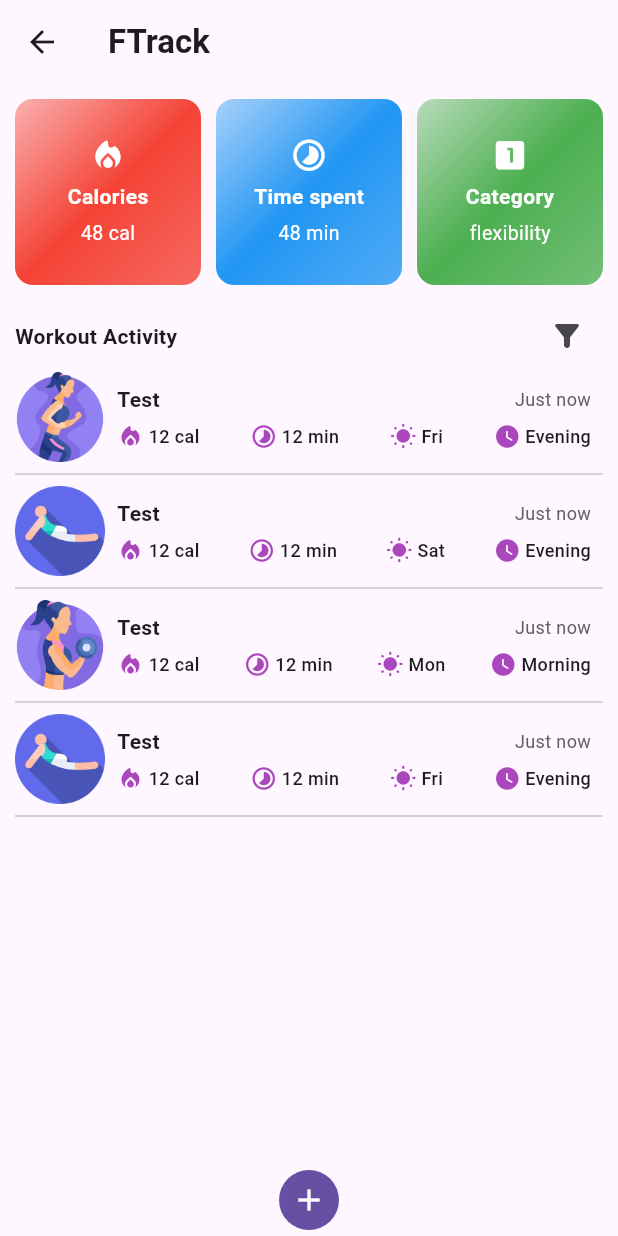
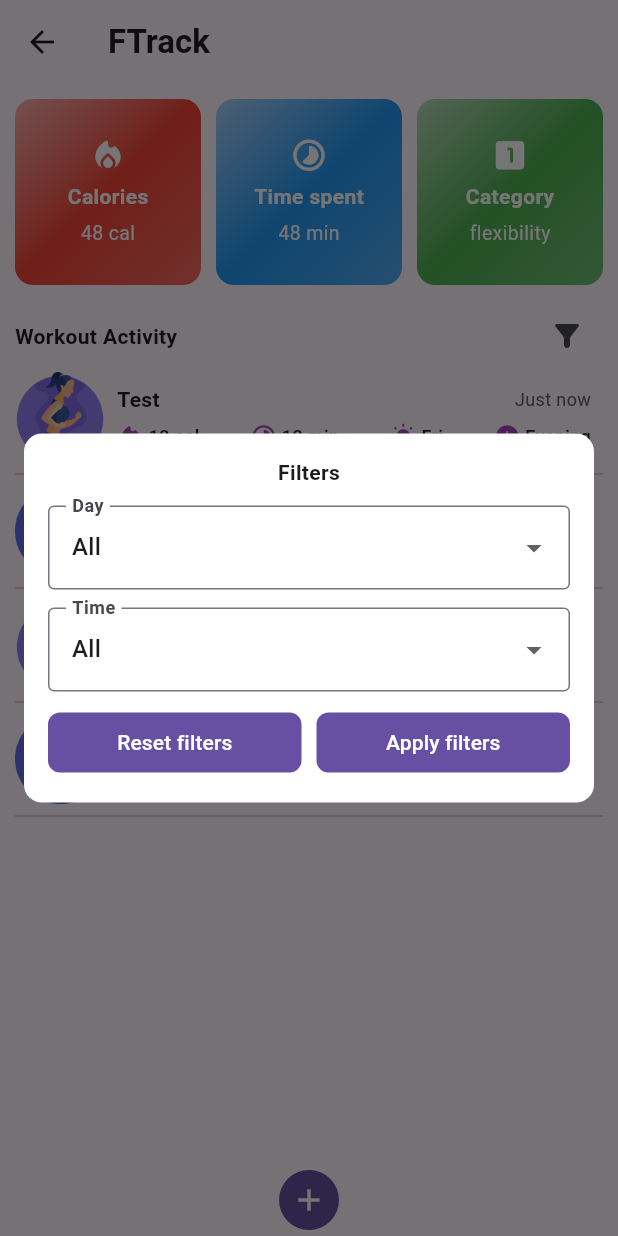
Before and after one commit to Siddhartha-machi/f-tracker, a Flutter app: the UiEnchancedApp screen opened directly, after a tap on the "filter alt" icon, on a phone screen of 412 x 824 dp. Run offline on Flutter 3.47's test engine with Material 3 defaults, Android fonts, the light colour scheme and no system bars; drawn by our look-alikes of flutter_form_builder; our stand-ins replace form_builder_validators.

Commit message:
Added acctivity items filter feature.

```diff
--- a/f_tracker_app/lib/UIFeatures/formatoms/enum_dropdown.dart
+++ b/f_tracker_app/lib/UIFeatures/formatoms/enum_dropdown.dart
@@ -19,7 +19,7 @@ class EnumDropdown<T extends Enum> extends StatelessWidget {
   final GlobalKey<FormBuilderState> formKey;
 
   T get _initialValue {
-    T? stateInitValue = formKey.currentState?.initialValue[label];
+    T? stateInitValue = formKey.currentState?.initialValue[accessKey];
 
     return Global.isSafe(stateInitValue) ? stateInitValue! : options[0];
   }
--- a/f_tracker_app/lib/UIFeatures/main_tabs.dart
+++ b/f_tracker_app/lib/UIFeatures/main_tabs.dart
@@ -6,6 +6,8 @@ import 'package:f_tracker_app/UIFeatures/screens/home_screen.dart';
 import 'package:f_tracker_app/UIFeatures/models.dart';
 import 'package:f_tracker_app/UIFeatures/atoms/custom_bottom_sheet.dart';
 import 'package:f_tracker_app/UIFeatures/formatoms/add_workout_form.dart';
+import 'package:f_tracker_app/UIFeatures/atoms/custom_button.dart';
+import 'package:f_tracker_app/UIFeatures/formatoms/enum_dropdown.dart';
 
 class UiEnchancedApp extends StatefulWidget {
   const UiEnchancedApp({super.key});
@@ -50,7 +52,13 @@ class _EnhancedFeatureState extends State<UiEnchancedApp> {
     ),
   ];
 
+  Map<String, Enum> filters = {
+    'filter-day': FilterWeekday.all,
+    'filter-time': FilterDayShift.all
+  };
+
   final formKey = GlobalKey<FormBuilderState>();
+  final filtersFormKey = GlobalKey<FormBuilderState>();
 
   void addToActivityItems(CWorkoutActivity item) {
     setState(() {
@@ -65,6 +73,13 @@ class _EnhancedFeatureState extends State<UiEnchancedApp> {
     });
   }
 
+  void setFiltersHandler(Map<String, Enum> newFilter) {
+    setState(() {
+      filters = newFilter;
+    });
+    Navigator.of(context).pop();
+  }
+
   void _showAddTrackerItemSheet(BuildContext ctx, {CWorkoutActivity? item}) {
     showModalBottomSheet(
       context: ctx,
@@ -77,6 +92,113 @@ class _EnhancedFeatureState extends State<UiEnchancedApp> {
         );
       },
     );
+  }
+
+  _showFiltersDialog(BuildContext context) {
+    applyFiltersHandler() {
+      filtersFormKey.currentState?.save();
+      setFiltersHandler({
+        'filter-day':
+            filtersFormKey.currentState?.fields['filter-day']?.value as Enum,
+        'filter-time':
+            filtersFormKey.currentState?.fields['filter-time']?.value as Enum,
+      });
+    }
+
+    resetFiltersHandler() {
+      setFiltersHandler(
+        {
+          'filter-day': FilterWeekday.all,
+          'filter-time': FilterDayShift.all,
+        },
+      );
+      // Navigator.of(context).pop();
+    }
+
+    showDialog(
+      context: context,
+      builder: (ctx) => Padding(
+        padding: const EdgeInsets.symmetric(horizontal: 16.0),
+        child: Material(
+          color: Colors.transparent,
+          child: Center(
+            child: Container(
+              padding: const EdgeInsets.all(16.0),
+              decoration: BoxDecoration(
+                color: Colors.white,
+                borderRadius: BorderRadius.circular(12.0),
+              ),
+              child: FormBuilder(
+                key: filtersFormKey,
+                initialValue: filters,
+                child: Column(
+                  mainAxisSize: MainAxisSize.min,
+                  children: [
+                    const Text(
+                      'Filters',
+                      style: TextStyle(
+                        fontWeight: FontWeight.bold,
+                        fontSize: 14.0,
+                      ),
+                    ),
+                    const SizedBox(height: 12),
+                    EnumDropdown<FilterWeekday>(
+                      label: 'Day',
+                      options: FilterWeekday.values,
+                      accessKey: 'filter-day',
+                      formKey: filtersFormKey,
+                    ),
+                    const SizedBox(height: 12),
+                    EnumDropdown<FilterDayShift>(
+                      label: 'Time',
+                      options: FilterDayShift.values,
+                      accessKey: 'filter-time',
+                      formKey: filtersFormKey,
+                    ),
+                    const SizedBox(height: 10),
+                    Row(
+                      children: [
+                        Expanded(
+                          child: CustomButtom(
+                            label: 'Reset filters',
+                            isFilled: true,
+                            action: resetFiltersHandler,
+                          ),
+                        ),
+                        const SizedBox(width: 10),
+                        Expanded(
+                          child: CustomButtom(
+                            label: 'Apply filters',
+                            isFilled: true,
+                            action: applyFiltersHandler,
+                          ),
+                        ),
+                      ],
+                    )
+                  ],
+                ),
+              ),
+            ),
+          ),
+        ),
+      ),
+    );
+  }
+
+  List<CWorkoutActivity> get _filteredActivityItems {
+    List<CWorkoutActivity> filteredList = activityItems;
+    if (filters['filter-day'] != FilterWeekday.all) {
+      filteredList = activityItems.where((item) {
+        return item.day.name == filters['filter-day']!.name;
+      }).toList();
+    }
+    if (filters['filter-time'] != FilterDayShift.all) {
+      filteredList = filteredList
+          .where((item) => item.time.name == filters['filter-time']!.name)
+          .toList();
+    }
+
+    return filteredList;
   }
 
   @override
@@ -94,9 +216,10 @@ class _EnhancedFeatureState extends State<UiEnchancedApp> {
       ),
       floatingActionButtonLocation: FloatingActionButtonLocation.centerDocked,
       body: HomeScreen(
-        workoutItems: activityItems,
+        workoutItems: _filteredActivityItems,
         bottomSheetHandler: _showAddTrackerItemSheet,
         deleteHandler: deleteActivityItem,
+        filtersHandler: () => _showFiltersDialog(context),
       ),
     );
   }
--- a/f_tracker_app/lib/UIFeatures/models.dart
+++ b/f_tracker_app/lib/UIFeatures/models.dart
@@ -8,6 +8,19 @@ enum ActivityType { cardio, strength, flexibility }
 enum Weekday { monday, tuesday, wednesday, thursday, friday, saturday, sunday }
 
 enum DayShift { morning, evening, night }
+
+enum FilterWeekday {
+  all,
+  monday,
+  tuesday,
+  wednesday,
+  thursday,
+  friday,
+  saturday,
+  sunday
+}
+
+enum FilterDayShift { all, morning, evening, night }
 
 // Models
 class CWorkoutActivity {
--- a/f_tracker_app/lib/UIFeatures/screens/home_screen.dart
+++ b/f_tracker_app/lib/UIFeatures/screens/home_screen.dart
@@ -8,12 +8,14 @@ class HomeScreen extends StatelessWidget {
     super.key,
     required this.bottomSheetHandler,
     required this.workoutItems,
+    required this.filtersHandler,
     required this.deleteHandler,
   });
 
   final void Function(BuildContext, {CWorkoutActivity? item})
       bottomSheetHandler;
   final List<CWorkoutActivity> workoutItems;
+  final Function() filtersHandler;
   final Function(CWorkoutActivity) deleteHandler;
 
   final double _padding = 10.0;
@@ -151,7 +153,10 @@ class HomeScreen extends StatelessWidget {
           style: TextStyle(fontWeight: FontWeight.bold),
         ),
         SizedBox(width: _padding),
-        IconButton(onPressed: () {}, icon: const Icon(Icons.filter_alt_rounded))
+        IconButton(
+          onPressed: filtersHandler,
+          icon: const Icon(Icons.filter_alt_rounded),
+        )
       ],
     );
   }
```
